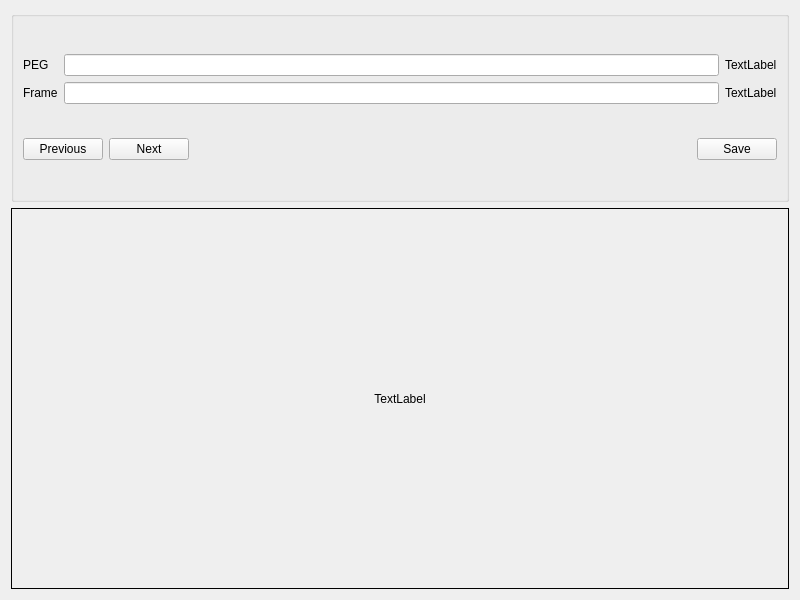
First picture: the form in ui/image-viewer.ui, repository michaelpm54/Ace3x, before the edit.
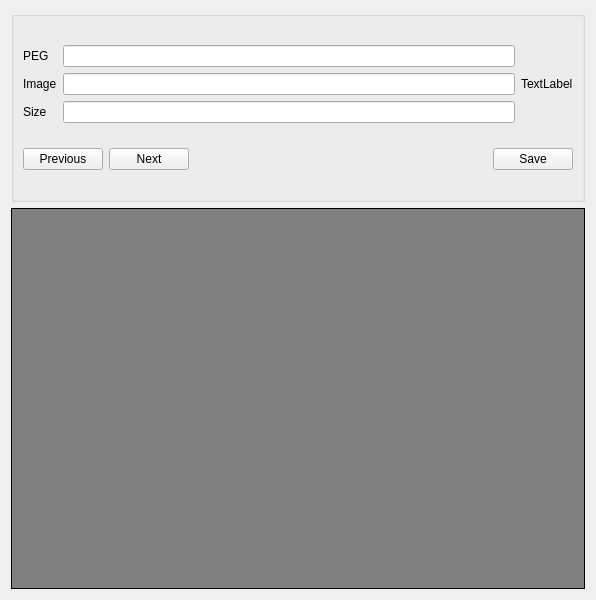
Second picture: the form after the edit.

Patch:
```diff
--- a/ui/image-viewer.ui
+++ b/ui/image-viewer.ui
@@ -6,7 +6,7 @@
    <rect>
     <x>0</x>
     <y>0</y>
-    <width>800</width>
+    <width>596</width>
     <height>600</height>
    </rect>
   </property>
@@ -22,11 +22,14 @@
        <verstretch>2</verstretch>
       </sizepolicy>
      </property>
+     <property name="styleSheet">
+      <string notr="true">background-color: grey</string>
+     </property>
      <property name="frameShape">
       <enum>QFrame::Box</enum>
      </property>
      <property name="text">
-      <string>TextLabel</string>
+      <string/>
      </property>
      <property name="alignment">
       <set>Qt::AlignCenter</set>
@@ -47,22 +50,43 @@
      <layout class="QGridLayout" name="gridLayout_2">
       <item row="0" column="0">
        <layout class="QGridLayout" name="gridLayout_3">
-        <item row="0" column="0">
-         <widget class="QLabel" name="pegLabel">
+        <item row="5" column="2">
+         <widget class="QLabel" name="image_index">
           <property name="text">
-           <string>PEG</string>
+           <string>TextLabel</string>
+          </property>
+         </widget>
+        </item>
+        <item row="5" column="1">
+         <widget class="QLineEdit" name="image_name">
+          <property name="readOnly">
+           <bool>true</bool>
+          </property>
+         </widget>
+        </item>
+        <item row="6" column="0">
+         <widget class="QLabel" name="image_size_label">
+          <property name="text">
+           <string>Size</string>
+          </property>
+         </widget>
+        </item>
+        <item row="5" column="0">
+         <widget class="QLabel" name="image_name_label">
+          <property name="text">
+           <string>Image</string>
           </property>
          </widget>
         </item>
         <item row="1" column="0">
          <widget class="QLabel" name="frameLabel">
           <property name="text">
-           <string>Frame</string>
+           <string>PEG</string>
           </property>
          </widget>
         </item>
-        <item row="0" column="1">
-         <widget class="QLineEdit" name="pegLineEdit">
+        <item row="6" column="1">
+         <widget class="QLineEdit" name="image_size">
           <property name="readOnly">
            <bool>true</bool>
           </property>
@@ -75,20 +99,6 @@
           </property>
          </widget>
         </item>
-        <item row="0" column="2">
-         <widget class="QLabel" name="numFrames">
-          <property name="text">
-           <string>TextLabel</string>
-          </property>
-         </widget>
-        </item>
-        <item row="1" column="2">
-         <widget class="QLabel" name="frameIndex">
-          <property name="text">
-           <string>TextLabel</string>
-          </property>
-         </widget>
-        </item>
        </layout>
       </item>
       <item row="1" column="0">
```
Left out of the diff: 6 changed lines with no effect on the pictures.
